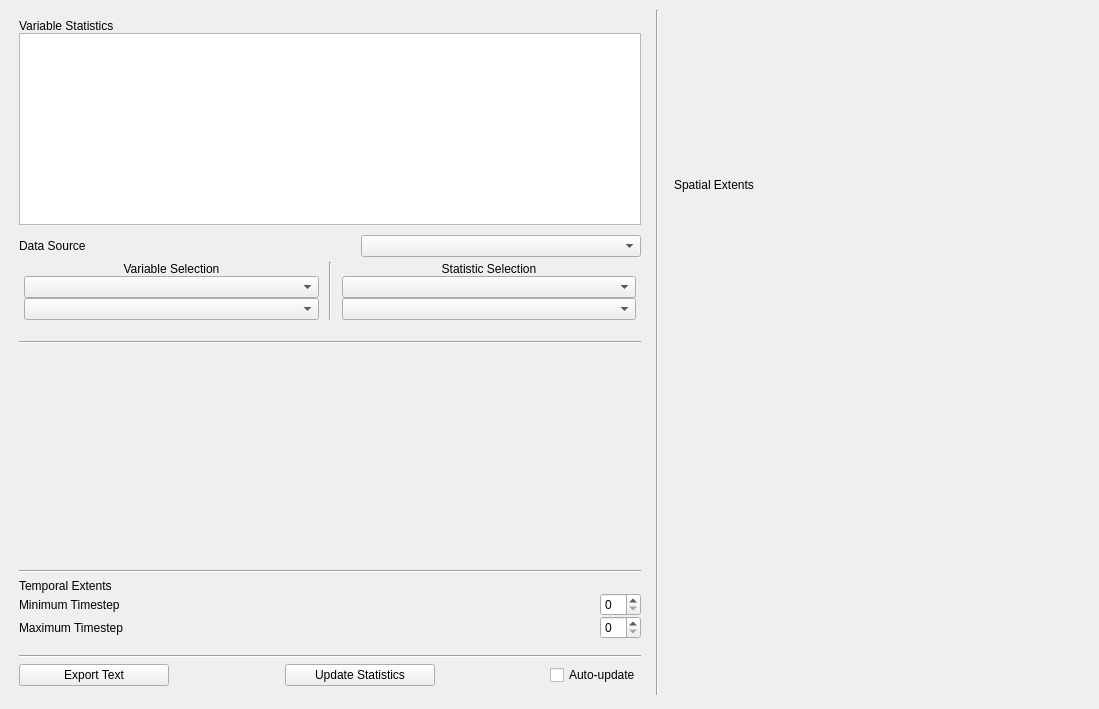
Before: the Qt Designer form apps/vaporgui/statsWindow.ui in StasJ/vapor-formatted, drawn with Qt 5.
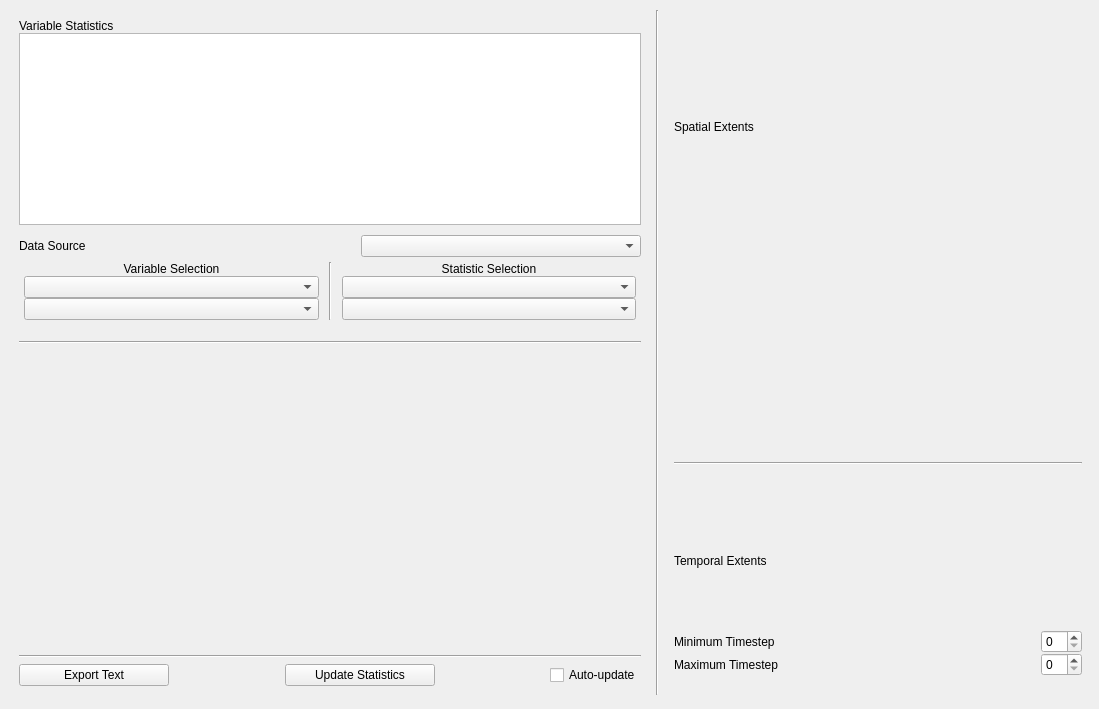
After: the same form once the commit is applied. Custom widgets are drawn as their Qt base class.

Diff of the .ui file:
```diff
--- a/apps/vaporgui/statsWindow.ui
+++ b/apps/vaporgui/statsWindow.ui
@@ -259,118 +259,6 @@
          </property>
         </widget>
        </item>
-       <item>
-        <widget class="Line" name="line_2">
-         <property name="sizePolicy">
-          <sizepolicy hsizetype="Minimum" vsizetype="Fixed">
-           <horstretch>0</horstretch>
-           <verstretch>3</verstretch>
-          </sizepolicy>
-         </property>
-         <property name="orientation">
-          <enum>Qt::Horizontal</enum>
-         </property>
-        </widget>
-       </item>
-       <item>
-        <layout class="QVBoxLayout" name="TimeLayout" stretch="0,0,0">
-         <property name="spacing">
-          <number>0</number>
-         </property>
-         <property name="topMargin">
-          <number>0</number>
-         </property>
-         <property name="bottomMargin">
-          <number>10</number>
-         </property>
-         <item>
-          <layout class="QHBoxLayout" name="TemporalExtentsLayout">
-           <property name="spacing">
-            <number>0</number>
-           </property>
-           <property name="bottomMargin">
-            <number>0</number>
-           </property>
-           <item>
-            <widget class="QLabel" name="TemporalExtentsLabel">
-             <property name="text">
-              <string>Temporal Extents</string>
-             </property>
-             <property name="margin">
-              <number>5</number>
-             </property>
-            </widget>
-           </item>
-          </layout>
-         </item>
-         <item>
-          <layout class="QHBoxLayout" name="MinTimeLayout">
-           <property name="spacing">
-            <number>0</number>
-           </property>
-           <item>
-            <widget class="QLabel" name="MinTimestepLabel">
-             <property name="text">
-              <string>Minimum Timestep</string>
-             </property>
-            </widget>
-           </item>
-           <item>
-            <spacer name="horizontalSpacer_4">
-             <property name="orientation">
-              <enum>Qt::Horizontal</enum>
-             </property>
-             <property name="sizeType">
-              <enum>QSizePolicy::MinimumExpanding</enum>
-             </property>
-             <property name="sizeHint" stdset="0">
-              <size>
-               <width>40</width>
-               <height>20</height>
-              </size>
-             </property>
-            </spacer>
-           </item>
-           <item>
-            <widget class="QSpinBox" name="MinTimestepSpinbox"/>
-           </item>
-          </layout>
-         </item>
-         <item>
-          <layout class="QHBoxLayout" name="MaxTimeLayout">
-           <property name="spacing">
-            <number>0</number>
-           </property>
-           <item>
-            <widget class="QLabel" name="MaxTimestepLabel">
-             <property name="text">
-              <string>Maximum Timestep</string>
-             </property>
-            </widget>
-           </item>
-           <item>
-            <spacer name="horizontalSpacer_5">
-             <property name="orientation">
-              <enum>Qt::Horizontal</enum>
-             </property>
-             <property name="sizeType">
-              <enum>QSizePolicy::MinimumExpanding</enum>
-             </property>
-             <property name="sizeHint" stdset="0">
-              <size>
-               <width>40</width>
-               <height>20</height>
-              </size>
-             </property>
-            </spacer>
-           </item>
-           <item>
-            <widget class="QSpinBox" name="MaxTimestepSpinbox"/>
-           </item>
-          </layout>
-         </item>
-        </layout>
-       </item>
        <item>
         <widget class="Line" name="line_3">
          <property name="orientation">
@@ -496,15 +384,114 @@
         </widget>
        </item>
        <item>
-        <widget class="GeometryWidget" name="MyGeometryWidget" native="true">
-         <property name="minimumSize">
-          <size>
-           <width>0</width>
-           <height>100</height>
-          </size>
+        <widget class="GeometryWidget" name="MyGeometryWidget" native="true"/>
+       </item>
+       <item>
+        <widget class="Line" name="line_2">
+         <property name="orientation">
+          <enum>Qt::Horizontal</enum>
          </property>
         </widget>
        </item>
+       <item>
+        <layout class="QVBoxLayout" name="TimeLayout" stretch="0,0,0">
+         <property name="spacing">
+          <number>0</number>
+         </property>
+         <property name="topMargin">
+          <number>20</number>
+         </property>
+         <property name="bottomMargin">
+          <number>10</number>
+         </property>
+         <item>
+          <layout class="QHBoxLayout" name="TemporalExtentsLayout">
+           <property name="spacing">
+            <number>0</number>
+           </property>
+           <property name="bottomMargin">
+            <number>0</number>
+           </property>
+           <item>
+            <widget class="QLabel" name="TemporalExtentsLabel">
+             <property name="text">
+              <string>Temporal Extents</string>
+             </property>
+             <property name="margin">
+              <number>5</number>
+             </property>
+            </widget>
+           </item>
+          </layout>
+         </item>
+         <item>
+          <layout class="QHBoxLayout" name="MinTimeLayout">
+           <property name="spacing">
+            <number>0</number>
+           </property>
+           <item>
+            <widget class="QLabel" name="MinTimestepLabel">
+             <property name="text">
+              <string>Minimum Timestep</string>
+             </property>
+            </widget>
+           </item>
+           <item>
+            <spacer name="horizontalSpacer_4">
+             <property name="orientation">
+              <enum>Qt::Horizontal</enum>
+             </property>
+             <property name="sizeType">
+              <enum>QSizePolicy::MinimumExpanding</enum>
+             </property>
+             <property name="sizeHint" stdset="0">
+              <size>
+               <width>40</width>
+               <height>20</height>
+              </size>
+             </property>
+            </spacer>
+           </item>
+           <item>
+            <widget class="QSpinBox" name="MinTimestepSpinbox"/>
+           </item>
+          </layout>
+         </item>
+         <item>
+          <layout class="QHBoxLayout" name="MaxTimeLayout">
+           <property name="spacing">
+            <number>0</number>
+           </property>
+           <item>
+            <widget class="QLabel" name="MaxTimestepLabel">
+             <property name="text">
+              <string>Maximum Timestep</string>
+             </property>
+            </widget>
+           </item>
+           <item>
+            <spacer name="horizontalSpacer_5">
+             <property name="orientation">
+              <enum>Qt::Horizontal</enum>
+             </property>
+             <property name="sizeType">
+              <enum>QSizePolicy::MinimumExpanding</enum>
+             </property>
+             <property name="sizeHint" stdset="0">
+              <size>
+               <width>40</width>
+               <height>20</height>
+              </size>
+             </property>
+            </spacer>
+           </item>
+           <item>
+            <widget class="QSpinBox" name="MaxTimestepSpinbox"/>
+           </item>
+          </layout>
+         </item>
+        </layout>
+       </item>
       </layout>
      </widget>
     </item>
```
